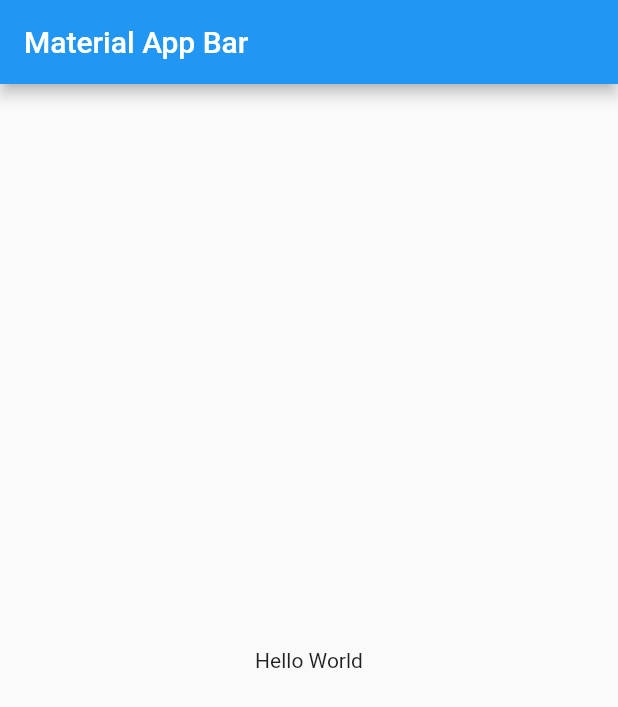
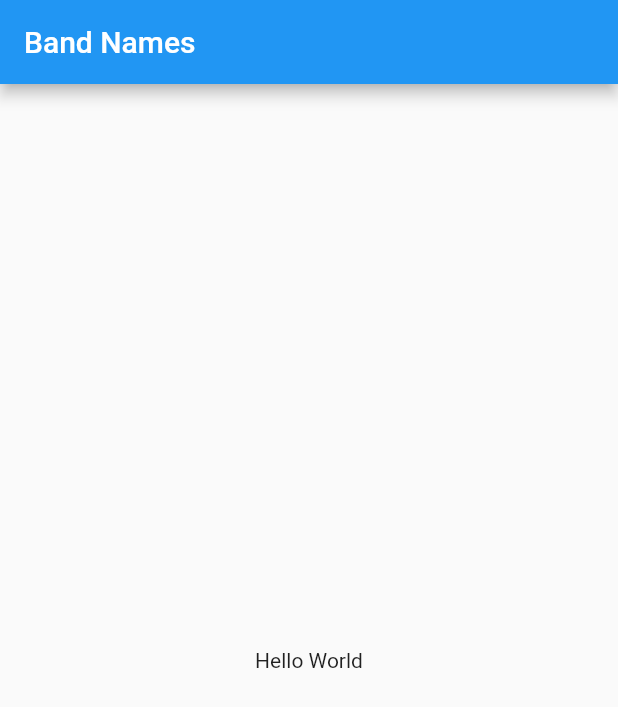
Before and after one commit to rduarte25/band_names_public, a Flutter app: the screen it shows after launch, on a phone screen of 412 x 824 dp. Shown: the top 707 px of the screen. Run offline on Flutter 3.47's test engine with Material 2 defaults, Android fonts, the phone set to English and light mode, and no system bars.

Commit message:
Continuación del curso  Committer: RafaelDuarte <rduarte@RafaelDuarte.RafaelDuarte.com>  On branch main  Changes to be committed: 	new file:   .vscode/settings.json 	modified:   lib/main.dart

```diff
--- a/lib/main.dart
+++ b/lib/main.dart
@@ -9,7 +9,7 @@ class MyApp extends StatelessWidget {
       title: 'Material App',
       home: Scaffold(
         appBar: AppBar(
-          title: Text('Material App Bar'),
+          title: Text('Band Names'),
         ),
         body: Center(
           child: Container(
```
